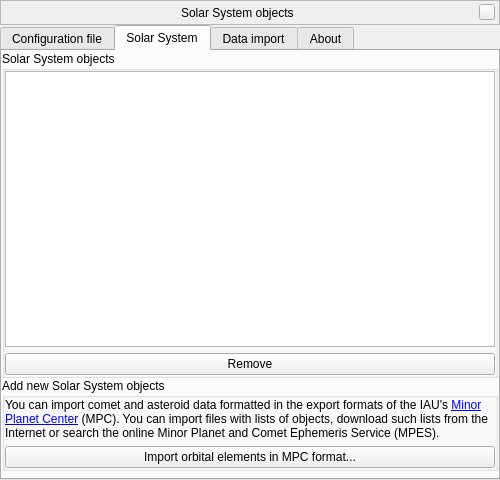
Before: the Qt Designer form plugins/SolarSystemEditor/src/gui/solarSystemManagerWindow.ui in 519984307/stellarium_src, drawn with Qt 5.
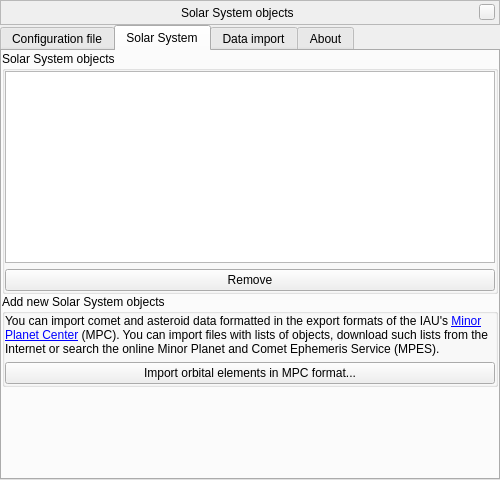
After: the same form once the commit is applied. The open tabs and pages were chosen to show the change. Custom widgets are drawn as their Qt base class.

Commit message: SolarSystemEditor: updated hard-coded URLs

```diff
--- a/plugins/SolarSystemEditor/src/gui/solarSystemManagerWindow.ui
+++ b/plugins/SolarSystemEditor/src/gui/solarSystemManagerWindow.ui
@@ -263,7 +263,7 @@
           <item>
            <widget class="QLabel" name="labelMPC">
             <property name="text">
-             <string>You can import comet and asteroid data formatted in the export formats of the IAU's &lt;a href=&quot;http://www.minorplanetcenter.org/iau/mpc.html&quot;&gt;Minor Planet Center&lt;/a&gt; (MPC). You can import files with lists of objects, download such lists from the Internet or search the online Minor Planet and Comet Ephemeris Service (MPES).</string>
+             <string>You can import comet and asteroid data formatted in the export formats of the IAU's &lt;a href=&quot;http://www.minorplanetcenter.net/&quot;&gt;Minor Planet Center&lt;/a&gt; (MPC). You can import files with lists of objects, download such lists from the Internet or search the online Minor Planet and Comet Ephemeris Service (MPES).</string>
             </property>
             <property name="textFormat">
              <enum>Qt::AutoText</enum>
@@ -291,6 +291,12 @@
          <property name="orientation">
           <enum>Qt::Vertical</enum>
          </property>
+         <property name="sizeHint" stdset="0">
+          <size>
+           <width>0</width>
+           <height>0</height>
+          </size>
+         </property>
         </spacer>
        </item>
       </layout>
```
The commit also changes 2 other files.
